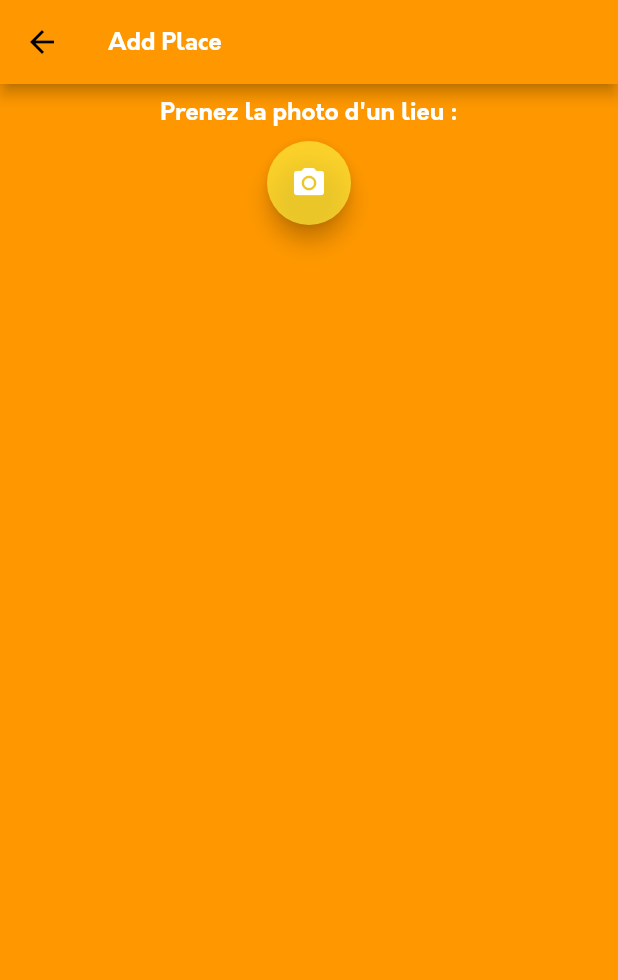
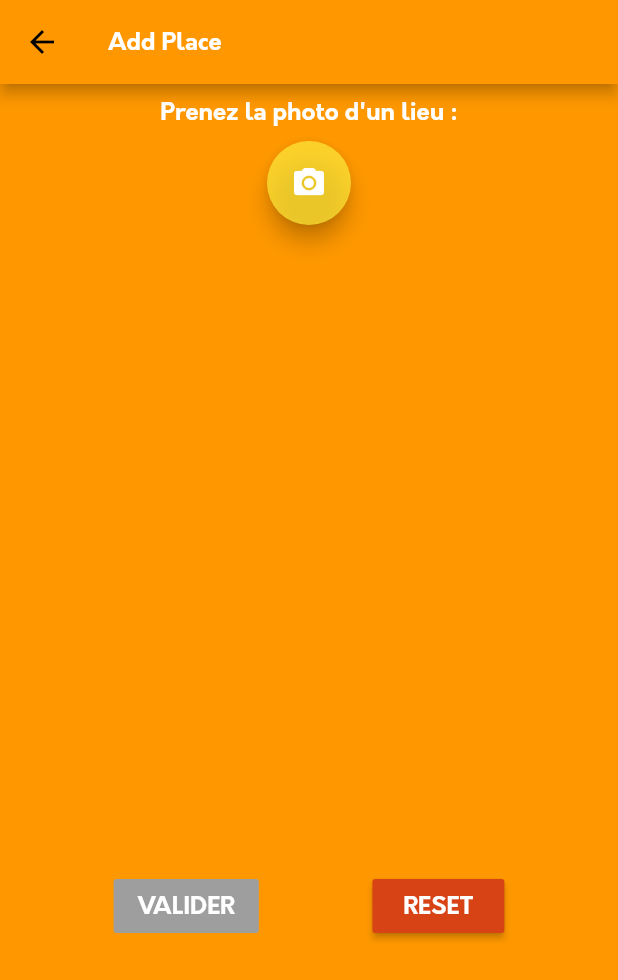
Before and after one commit to Vic7or/MyPlaces_flutter, a Flutter app: the NewPlace screen opened by its route, on a phone screen of 412 x 824 dp. Shown: the top 980 px of the screen. Run offline on Flutter 3.47's test engine with Material 2 defaults, Android fonts, the phone set to English and light mode, and no system bars; our stand-ins replace cloud_firestore, firebase_auth, flare_flutter, flutter_redux, geolocator, google_maps_flutter and 2 more; accounts and stored records are empty; project files that could hold a hidden picture were left out.

Commit message:
Added pointer for map + buttons

```diff
--- a/lib/features/newPlace/NewPlace.dart
+++ b/lib/features/newPlace/NewPlace.dart
@@ -32,8 +32,8 @@ class NewPlaceState extends State<NewPlace>{
   void initState() {
     super.initState();
     BitmapDescriptor.fromAssetImage(
-      const ImageConfiguration(devicePixelRatio: 2.5, size: Size(5, 5)),
-      'assets/images/Logo_MP.png')
+      const ImageConfiguration(devicePixelRatio: 2.5),
+      'assets/images/pointeur_minilogo_map.png')
       .then((BitmapDescriptor bd) {
         _pinLocationIcon = bd;
       }
@@ -68,7 +68,7 @@ class NewPlaceState extends State<NewPlace>{
           ),
           if (_storedImage != null)
             Container(
-              width: 200,
+              width: 300,
               height: 200,
               decoration: BoxDecoration(
                   image: DecorationImage(image: FileImage(_storedImage), fit: BoxFit.cover)
@@ -87,7 +87,8 @@ class NewPlaceState extends State<NewPlace>{
       crossAxisAlignment: CrossAxisAlignment.center,
       children: <Widget>[
         _createPictureWidget(context, vm),
-        _createLocalisationWidget(context, vm)
+        _createLocalisationWidget(context),
+        _createButtonsWidget(context, vm)
       ],
     );
   }
@@ -119,7 +120,7 @@ class NewPlaceState extends State<NewPlace>{
     );
   }
 
-  Widget _createLocalisationWidget(BuildContext context, AddPlaceViewModel vm) {
+  Widget _createLocalisationWidget(BuildContext context) {
     if (_position != null) {
       final CameraPosition _cameraPosition = CameraPosition(
         target: LatLng(_position.latitude, _position.longitude),
@@ -129,7 +130,7 @@ class NewPlaceState extends State<NewPlace>{
       );
       return Container(
         margin: const EdgeInsets.only(top: 10, bottom: 10),
-        width: 200,
+        width: 300,
         height: 200,
         child: GoogleMap(
           mapType: MapType.hybrid,
@@ -146,12 +147,37 @@ class NewPlaceState extends State<NewPlace>{
               );
             });
           },
-          myLocationEnabled: true,
+          myLocationEnabled: false,
           markers: _markers,
         ),
       );
     }
     else
-      return const SizedBox(width: 150, height: 150);
+      return const SizedBox(width: 200, height: 220);
+  }
+
+  Widget _createButtonsWidget(BuildContext context, AddPlaceViewModel vm) {
+    return Row(
+      mainAxisSize: MainAxisSize.max,
+      mainAxisAlignment: MainAxisAlignment.spaceEvenly,
+      children: <Widget>[
+        MaterialButton(
+          disabledColor: Colors.grey,
+          onPressed: _storedImage != null && _position != null ? () => vm.validateNewPlace(_storedImage, _position, context) : null,
+          child: Text('VALIDER', style: Theme.of(context).textTheme.subhead),
+          color: Colors.green.shade800,
+          splashColor: Theme.of(context).accentColor,
+        ),
+        MaterialButton(
+          onPressed: () => setState((){
+            _storedImage = null;
+            _position = null;
+          }),
+          child: Text('RESET', style: Theme.of(context).textTheme.subhead),
+          color: Theme.of(context).backgroundColor,
+          splashColor: Theme.of(context).accentColor,
+        )
+      ],
+    );
   }
 }
--- a/lib/features/viewmodels/AddPlaceViewModel.dart
+++ b/lib/features/viewmodels/AddPlaceViewModel.dart
@@ -1,5 +1,7 @@
 import 'dart:io';
 import 'package:flutter/material.dart';
+import 'package:geolocator/geolocator.dart';
+import 'package:myplaces/commons/LoadingDialog.dart';
 import 'package:redux/redux.dart';
 import '../../redux/Actions.dart';
 import '../../redux/AppState.dart';
@@ -13,8 +15,6 @@ class AddPlaceViewModel extends ViewModel {
     super.store = store;
   }
 
-  File _imageFile;
-
   static AddPlaceViewModel fromStore(Store<AppState> store) {
     return AddPlaceViewModel._internal(
         route: currentRoute(store.state),
@@ -22,4 +22,16 @@ class AddPlaceViewModel extends ViewModel {
         store: store
     );
   }
+
+  void validateNewPlace(File imageFile, Position position, BuildContext context) {
+    showDialog<Map<String, String>>(
+      context: context,
+      builder: null,
+    ).then((dynamic value){
+      final AddPlaceAction action = AddPlaceAction(imageFile, position, context);
+      showLoadingDialog(context);
+      store.dispatch(action);
+    });
+  }
+
 }
--- a/lib/redux/Actions.dart
+++ b/lib/redux/Actions.dart
@@ -1,5 +1,7 @@
+import 'dart:io';
 import 'package:flutter/cupertino.dart';
 import 'package:firebase_auth/firebase_auth.dart';
+import 'package:geolocator/geolocator.dart';
 
 class NavigateReplaceAction {
   NavigateReplaceAction(this.routeName);
@@ -66,3 +68,15 @@ class DisconnectAction {
     return 'DisconnectAction';
   }
 }
+
+class AddPlaceAction {
+  AddPlaceAction(this.imageFile, this.position, this.context);
+  File     imageFile;
+  Position position;
+  BuildContext context;
+
+  @override
+  String toString() {
+    return 'AddPlaceAction';
+  }
+}
--- a/pubspec.yaml
+++ b/pubspec.yaml
@@ -51,6 +51,7 @@ flutter:
   assets:
     - assets/images/fireTower.jpg
     - assets/images/Logo_MP.png
+    - assets/images/pointeur_minilogo_map.png
     - assets/animations/Liquid_Loader.flr
   #  - images/a_dot_ham.jpeg
 
```
Also changed, not shown: assets/images/pointeur_minilogo_map.png (added).
